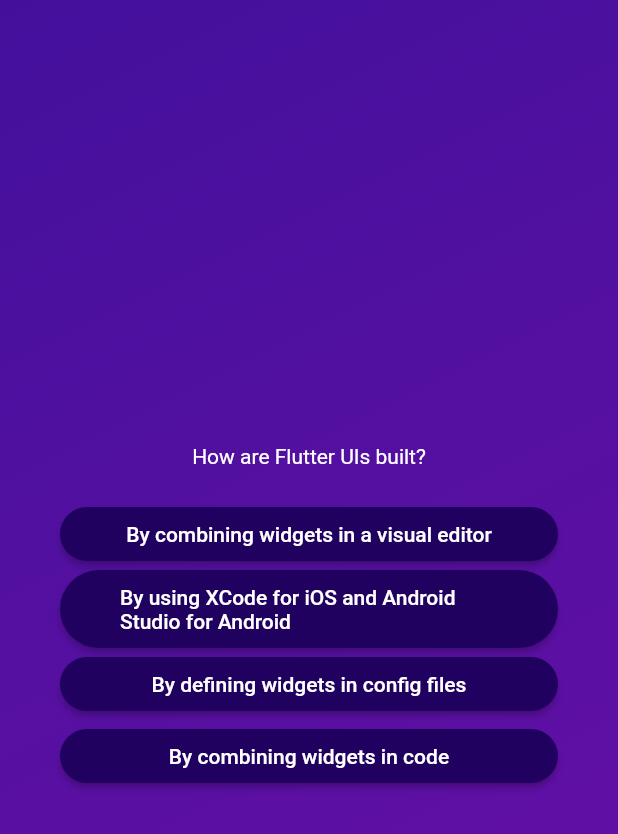
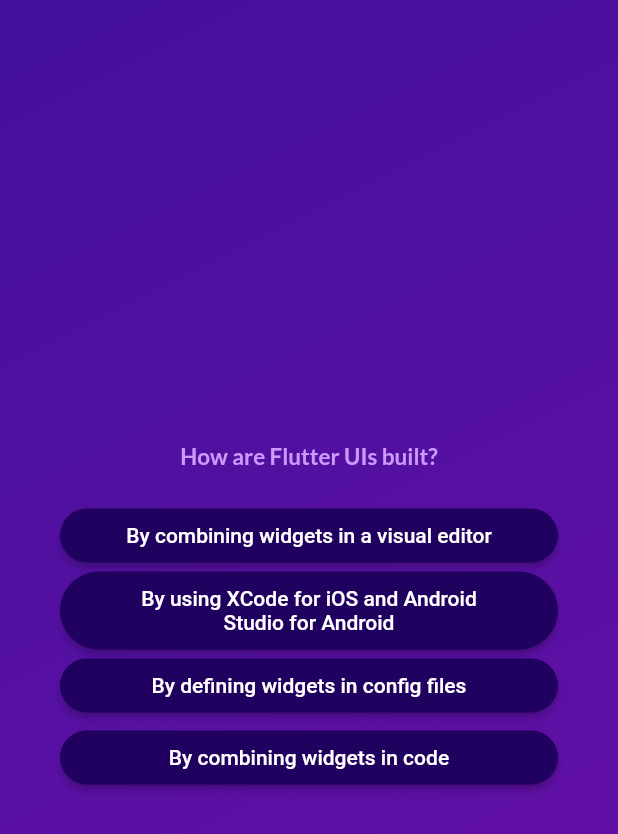
Before and after one commit to ShinaOdukoya/new_quiz_app, a Flutter app: the screen it shows after launch, after a tap on "Start Quiz", after a tap on "Components", on a phone screen of 412 x 824 dp. Shown: the top 834 px of the screen. Run offline on Flutter 3.47's test engine with Material 2 defaults, Android fonts, the phone set to English and light mode, and no system bars; our stand-ins replace google_fonts.

Commit message:
Installed and applied google fonts

```diff
--- a/lib/answer_button.dart
+++ b/lib/answer_button.dart
@@ -24,7 +24,10 @@ class AnswerButton extends StatelessWidget {
           borderRadius: BorderRadius.circular(40),
         ),
       ),
-      child: Text(answerText),
+      child: Text(
+        answerText,
+        textAlign: TextAlign.center,
+      ),
     );
   }
 }
--- a/lib/questions_screen.dart
+++ b/lib/questions_screen.dart
@@ -3,6 +3,7 @@
 import 'package:flutter/material.dart';
 import 'package:quiz_app/answer_button.dart';
 import 'package:quiz_app/data/questions.dart';
+import 'package:google_fonts/google_fonts.dart';
 
 class QuestionsScreen extends StatefulWidget {
   const QuestionsScreen({super.key});
@@ -36,8 +37,13 @@ class _QuestionsScreenState extends State<QuestionsScreen> {
           children: [
             Text(
               currentQuestion.text,
-              style: const TextStyle(
-                color: Colors.white,
+              // style: const TextStyle(
+              //   color: Colors.white,
+              // ),
+              style: GoogleFonts.lato(
+                color: const Color.fromARGB(255, 201, 153, 251),
+                fontSize: 15,
+                fontWeight: FontWeight.bold,
               ),
               textAlign: TextAlign.center,
             ),
--- a/lib/start_screen.dart
+++ b/lib/start_screen.dart
@@ -1,6 +1,5 @@
-// import 'package:flutter/src/widgets/container.dart';
-// import 'package:flutter/src/widgets/framework.dart';
 import 'package:flutter/material.dart';
+import 'package:google_fonts/google_fonts.dart';
 
 class StartScreen extends StatelessWidget {
   final Function() startQuiz;
@@ -14,17 +13,21 @@ class StartScreen extends StatelessWidget {
         children: [
           Image.asset(
             'assets/images/quiz-logo.png',
-            width: 300,
+            width: 230,
             //Added transparency to image
             color: const Color.fromARGB(150, 255, 255, 255),
           ),
           const SizedBox(
             height: 80,
           ),
-          const Text(
+          Text(
             'Quiz App',
-            style: TextStyle(
-              color: Colors.white,
+            // style: TextStyle(
+            //   color: Colors.white,
+            //   fontSize: 20,
+            // ),
+            style: GoogleFonts.lato(
+              color: const Color.fromARGB(255, 237, 223, 252),
               fontSize: 20,
             ),
           ),
--- a/pubspec.yaml
+++ b/pubspec.yaml
@@ -35,6 +35,7 @@ dependencies:
   # The following adds the Cupertino Icons font to your application.
   # Use with the CupertinoIcons class for iOS style icons.
   cupertino_icons: ^1.0.2
+  google_fonts: ^4.0.4
 
 dev_dependencies:
   flutter_test:
```
Also changed, not shown: pubspec.lock, 7 other files.
